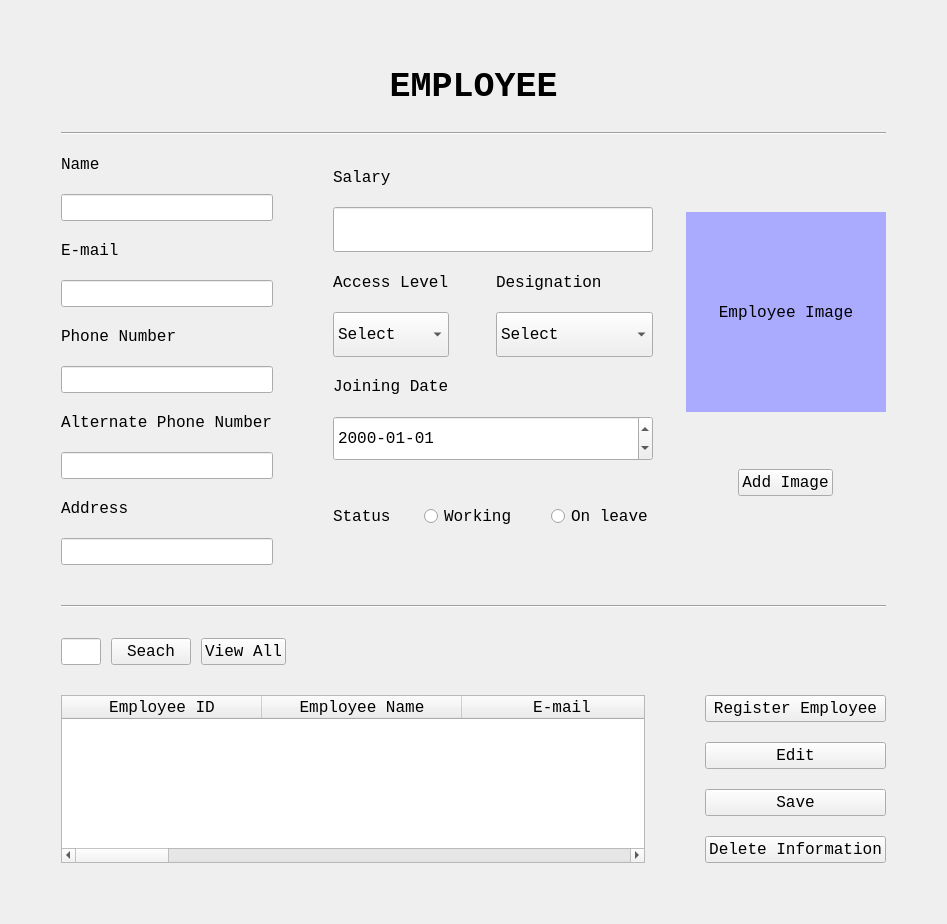
Before: the Qt Designer form EmployeeUI.ui in ASNaeem/Simple-VCMS, drawn with Qt 5.
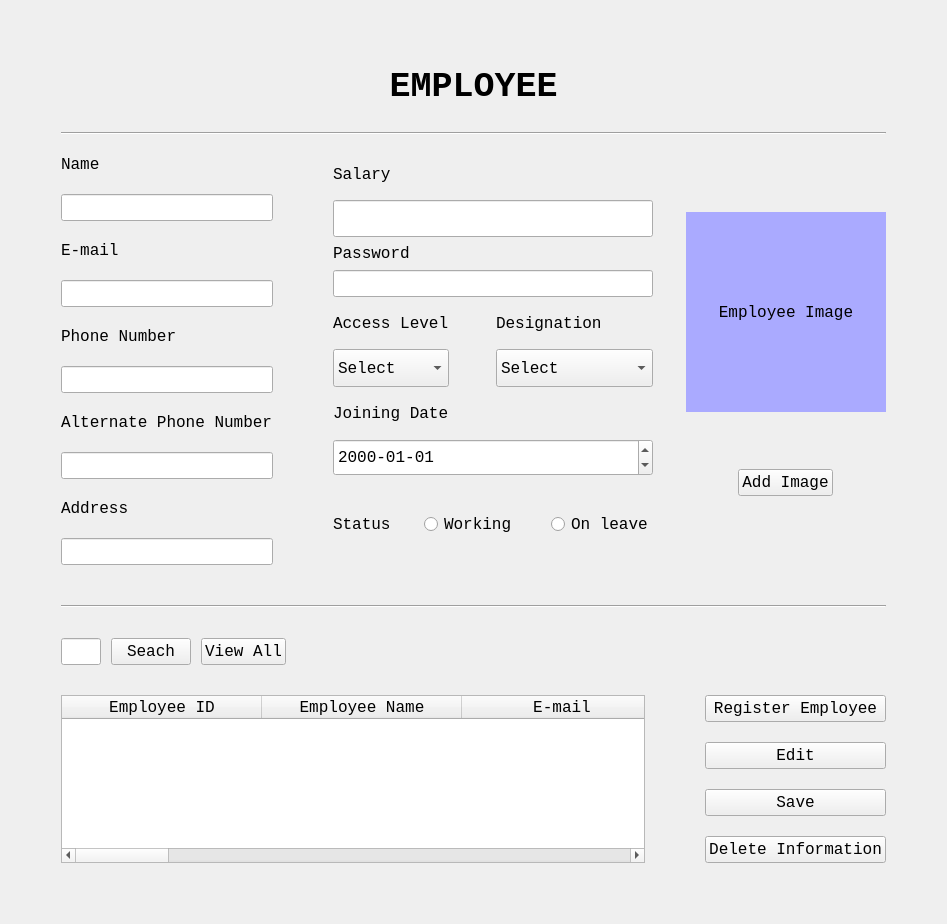
After: the same form once the commit is applied.

Commit message: app.py register employee done employee.py fixed (working hours removed) employee ui password added again

Patch:
```diff
--- a/EmployeeUI.ui
+++ b/EmployeeUI.ui
@@ -373,6 +373,28 @@
            </item>
           </layout>
          </item>
+         <item>
+          <widget class="QLabel" name="label_2">
+           <property name="font">
+            <font>
+             <family>Courier New</family>
+             <pointsize>12</pointsize>
+            </font>
+           </property>
+           <property name="text">
+            <string>Password</string>
+           </property>
+          </widget>
+         </item>
+         <item>
+          <widget class="QLineEdit" name="line_employee_password">
+           <property name="font">
+            <font>
+             <pointsize>12</pointsize>
+            </font>
+           </property>
+          </widget>
+         </item>
          <item>
           <layout class="QHBoxLayout" name="horizontalLayout_32" stretch="40,0,40">
            <item>
```
The commit also changes 2 other files.
